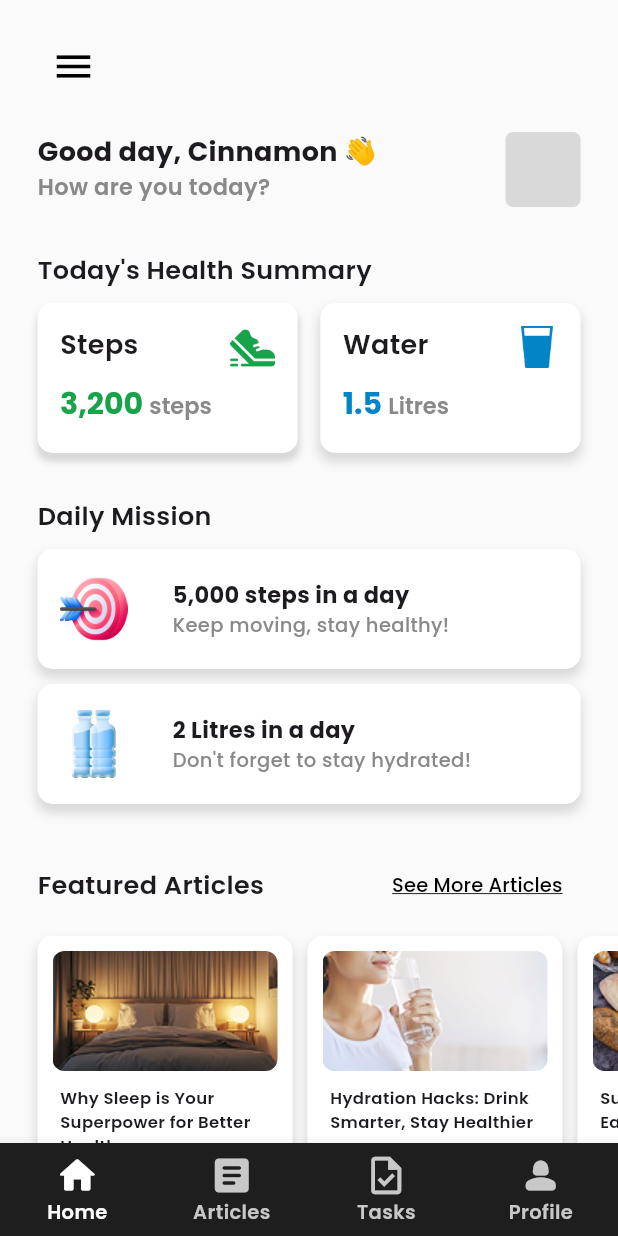
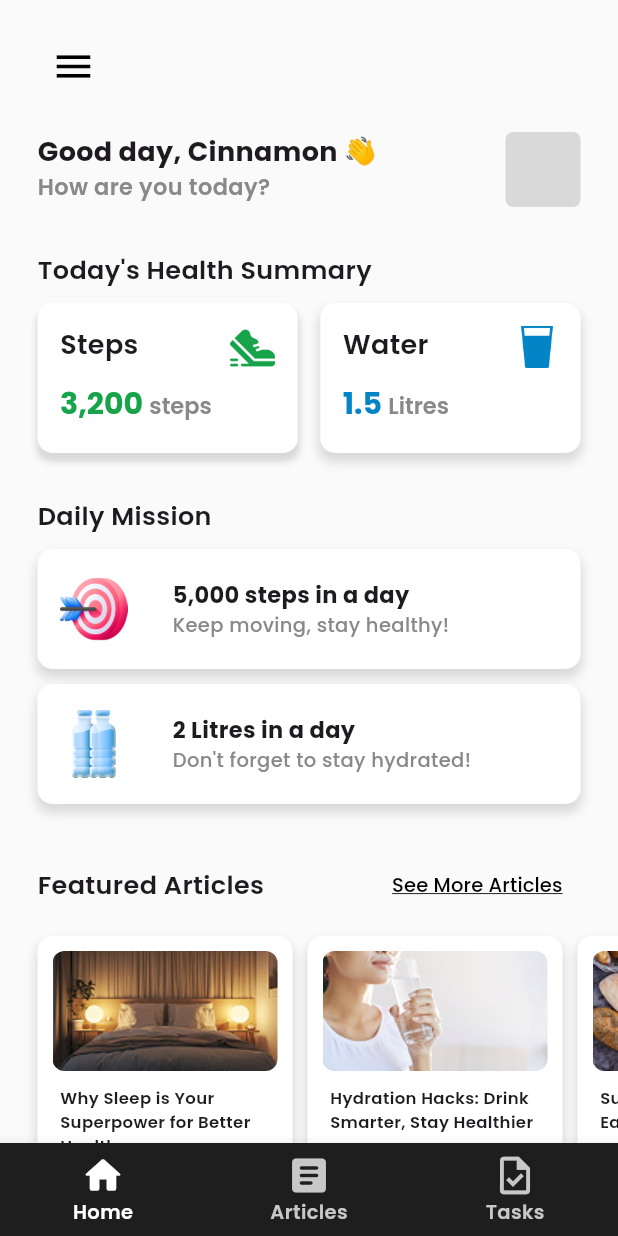
Before and after one commit to jesslyn-caroline/health-mobile-app, a Flutter app: the screen it shows after launch, on a phone screen of 412 x 824 dp. Run offline on Flutter 3.47's test engine with Material 3 defaults, Android fonts, the phone set to English and light mode, and no system bars; our stand-ins replace google_fonts.

Commit message:
remove profile bottom nav

```diff
--- a/lib/main.dart
+++ b/lib/main.dart
@@ -148,7 +148,6 @@ class _MyAppState extends State<MyApp> {
             BottomNavigationBarItem(icon: Icon(Icons.home_rounded), label: "Home"),
             BottomNavigationBarItem(icon: Icon(Icons.article_rounded), label: "Articles"),
             BottomNavigationBarItem(icon: Icon(Icons.task_outlined), label: "Tasks"),
-            BottomNavigationBarItem(icon: Icon(Icons.person_2_rounded), label: "Profile"),
           ]
         ),
         drawer: ProfileDrawer()
```
